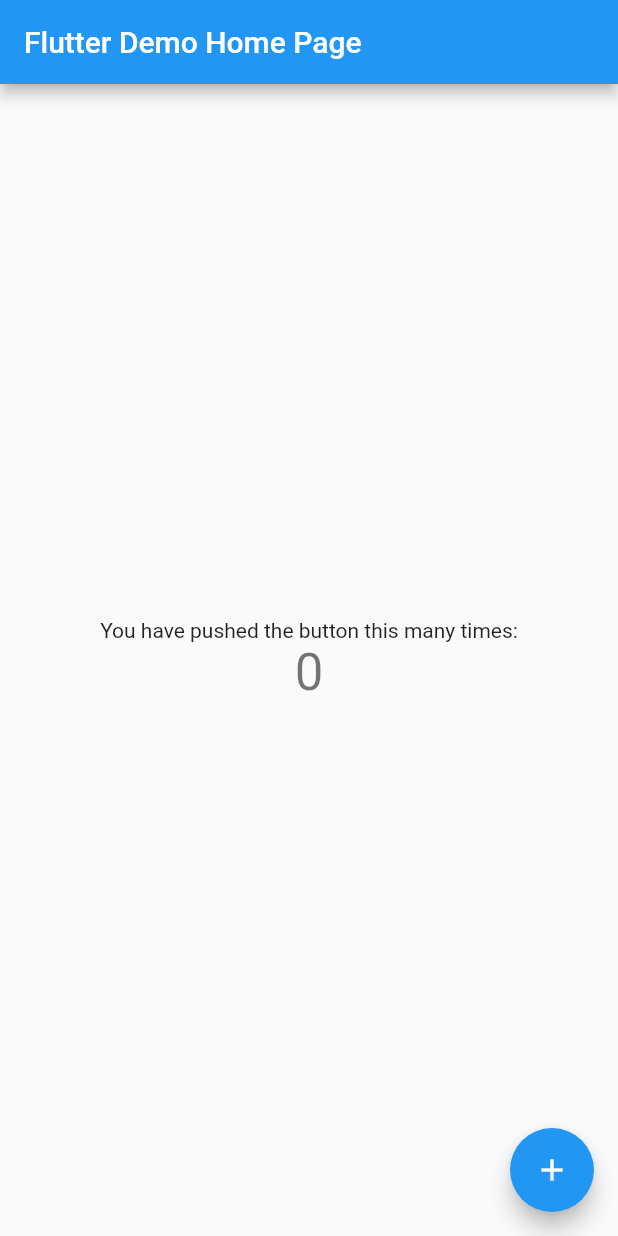
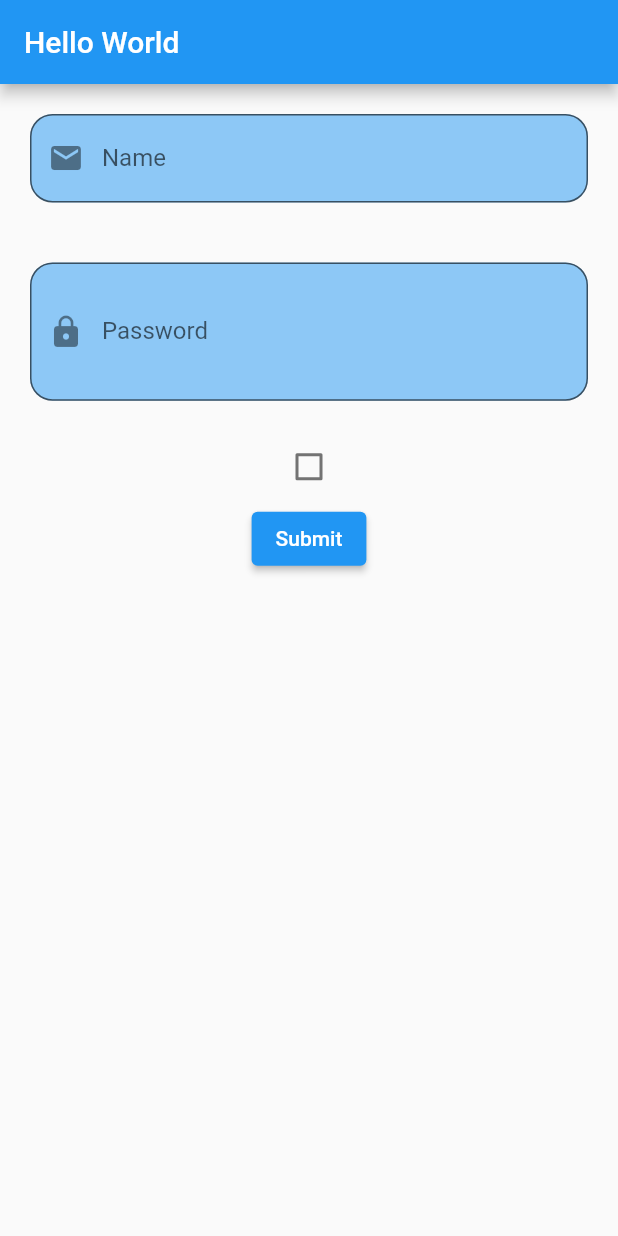
Before and after one commit to ElhamElshami/Flutter_Challenges_100Days, a Flutter app: the screen it shows after launch, on a phone screen of 412 x 824 dp. Run offline on Flutter 3.47's test engine with Material 2 defaults, Android fonts, the phone set to English and light mode, and no system bars; statements that could not run were skipped.

```diff
--- /dev/null
+++ b/lib/home.dart
@@ -0,0 +1,51 @@
+import 'package:challenge/widgets/custome_textField.dart';
+import 'package:flutter/material.dart';
+
+class Screen_Home extends StatefulWidget {
+  @override
+  State<Screen_Home> createState() => _Screen_HomeState();
+}
+
+class _Screen_HomeState extends State<Screen_Home> {
+  bool _isChecked = false;
+  TextEditingController controllerField1 = TextEditingController();
+  TextEditingController controllerField2 = TextEditingController();
+  void checkBoxCallBack(bool? checkBoxState) {
+    if (checkBoxState != null) {
+      setState(() {
+        _isChecked = checkBoxState;
+      });
+    }
+  }
+
+  @override
+  Widget build(BuildContext context) {
+    return Scaffold(
+      appBar: AppBar(
+        title: const Text('Hello World'),
+      ),
+      body: Container(
+          child: Column(
+        children: [
+          CustomeTextField('Name',controllerField1, Icons.email),
+          CustomeTextField('Password',controllerField2, Icons.lock, true),
+          // The argument type 'void Function(bool)' can't be assigned to the parameter type 'void Function(bool?)?'
+          Checkbox(
+            value: _isChecked,
+            onChanged: checkBoxCallBack,
+          ),
+          ElevatedButton(
+              onPressed: () {
+                if (_isChecked) {
+                  print(controllerField1.text);
+                  print(controllerField2.text);
+                } else {
+                  print('please put check');
+                }
+              },
+              child: const Text('Submit'))
+        ],
+      )),
+    );
+  }
+}
--- a/lib/main.dart
+++ b/lib/main.dart
@@ -1,3 +1,4 @@
+import 'package:challenge/home.dart';
 import 'package:flutter/material.dart';
 
 void main() {
@@ -6,110 +7,14 @@ void main() {
 
 class MyApp extends StatelessWidget {
   const MyApp({Key? key}) : super(key: key);
-
-  // This widget is the root of your application.
   @override
   Widget build(BuildContext context) {
     return MaterialApp(
       title: 'Flutter Demo',
       theme: ThemeData(
-        // This is the theme of your application.
-        //
-        // Try running your application with "flutter run". You'll see the
-        // application has a blue toolbar. Then, without quitting the app, try
-        // changing the primarySwatch below to Colors.green and then invoke
-        // "hot reload" (press "r" in the console where you ran "flutter run",
-        // or simply save your changes to "hot reload" in a Flutter IDE).
-        // Notice that the counter didn't reset back to zero; the application
-        // is not restarted.
         primarySwatch: Colors.blue,
       ),
-      home: const MyHomePage(title: 'Flutter Demo Home Page'),
+      home: Screen_Home()
     );
   }
 }
-
-class MyHomePage extends StatefulWidget {
-  const MyHomePage({Key? key, required this.title}) : super(key: key);
-
-  // This widget is the home page of your application. It is stateful, meaning
-  // that it has a State object (defined below) that contains fields that affect
-  // how it looks.
-
-  // This class is the configuration for the state. It holds the values (in this
-  // case the title) provided by the parent (in this case the App widget) and
-  // used by the build method of the State. Fields in a Widget subclass are
-  // always marked "final".
-
-  final String title;
-
-  @override
-  State<MyHomePage> createState() => _MyHomePageState();
-}
-
-class _MyHomePageState extends State<MyHomePage> {
-  int _counter = 0;
-
-  void _incrementCounter() {
-    setState(() {
-      // This call to setState tells the Flutter framework that something has
-      // changed in this State, which causes it to rerun the build method below
-      // so that the display can reflect the updated values. If we changed
-      // _counter without calling setState(), then the build method would not be
-      // called again, and so nothing would appear to happen.
-      _counter++;
-    });
-  }
-
-  @override
-  Widget build(BuildContext context) {
-    // This method is rerun every time setState is called, for instance as done
-    // by the _incrementCounter method above.
-    //
-    // The Flutter framework has been optimized to make rerunning build methods
-    // fast, so that you can just rebuild anything that needs updating rather
-    // than having to individually change instances of widgets.
-    return Scaffold(
-      appBar: AppBar(
-        // Here we take the value from the MyHomePage object that was created by
-        // the App.build method, and use it to set our appbar title.
-        title: Text(widget.title),
-      ),
-      body: Center(
-        // Center is a layout widget. It takes a single child and positions it
-        // in the middle of the parent.
-        child: Column(
-          // Column is also a layout widget. It takes a list of children and
-          // arranges them vertically. By default, it sizes itself to fit its
-          // children horizontally, and tries to be as tall as its parent.
-          //
-          // Invoke "debug painting" (press "p" in the console, choose the
-          // "Toggle Debug Paint" action from the Flutter Inspector in Android
-          // Studio, or the "Toggle Debug Paint" command in Visual Studio Code)
-          // to see the wireframe for each widget.
-          //
-          // Column has various properties to control how it sizes itself and
-          // how it positions its children. Here we use mainAxisAlignment to
-          // center the children vertically; the main axis here is the vertical
-          // axis because Columns are vertical (the cross axis would be
-          // horizontal).
-          mainAxisAlignment: MainAxisAlignment.center,
-          children: <Widget>[
-            const Text(
-              'You have pushed the button this many times:',
-            ),
-            Text(
-              '$_counter',
-              style: Theme.of(context).textTheme.headline4,
-            ),
-          ],
-        ),
-      ),
-      floatingActionButton: FloatingActionButton(
-        onPressed: _incrementCounter,
-        tooltip: 'Increment',
-        child: const Icon(Icons.add),
-      ), // This trailing comma makes auto-formatting nicer for build methods.
-    );
-  }
-}
--- /dev/null
+++ b/lib/widgets/custome_textField.dart
@@ -0,0 +1,43 @@
+import 'package:flutter/material.dart';
+
+class CustomeTextField extends StatefulWidget {
+  String label;
+  IconData icon;
+  bool password =false;
+  TextEditingController controller;
+
+  CustomeTextField(this.label,this.controller, this.icon,[this.password = false]);
+
+  @override
+  State<CustomeTextField> createState() => _CustomeTextFieldState();
+}
+
+class _CustomeTextFieldState extends State<CustomeTextField> {
+  @override
+  Widget build(BuildContext context) {
+    return Container(
+      margin: const EdgeInsets.all(20.0),
+      child: TextField(
+        obscureText: widget.password,
+        controller: widget.controller,
+        decoration: InputDecoration(
+            prefixIcon: Icon(widget.icon),
+            suffix: Visibility(
+              visible: widget.password,
+              child: IconButton(
+                icon:  const Icon()
+                onPressed: () {
+                  setState(() {
+                    widget.password = !widget.password;
+                  });
+                },
+              ),
+            ),
+            border: OutlineInputBorder(borderRadius: BorderRadius.circular(15)),
+            labelText: widget.label,
+            fillColor: Colors.blue.withOpacity(.5),
+            filled: true),
+      ),
+    );
+  }
+}
```
